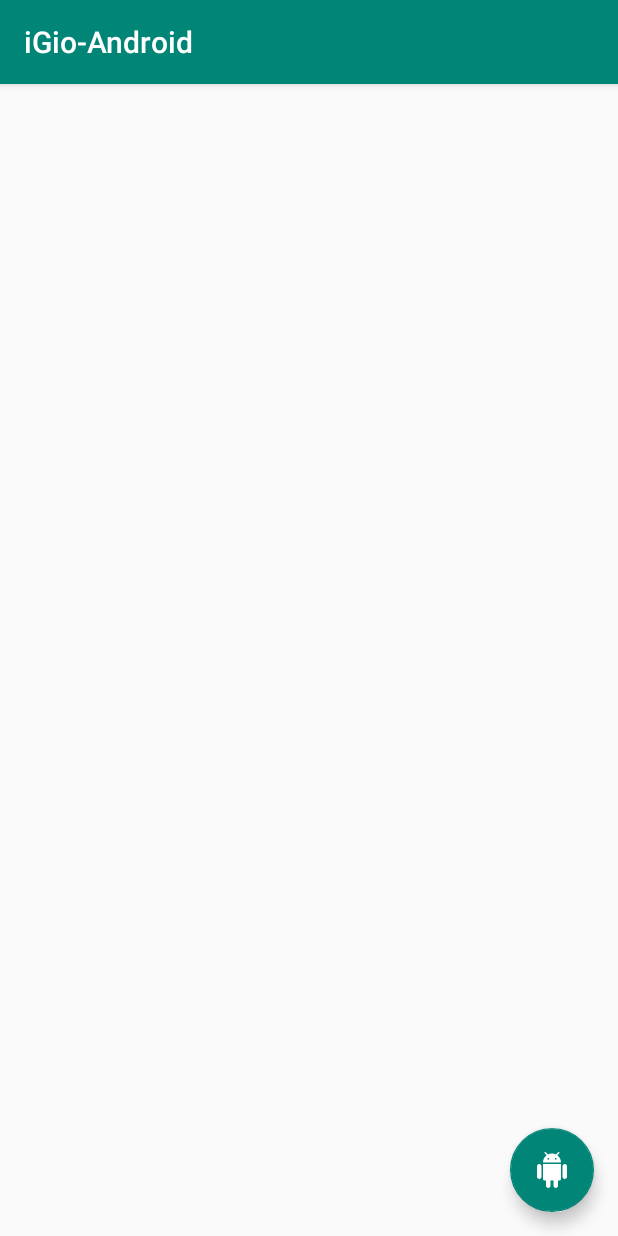
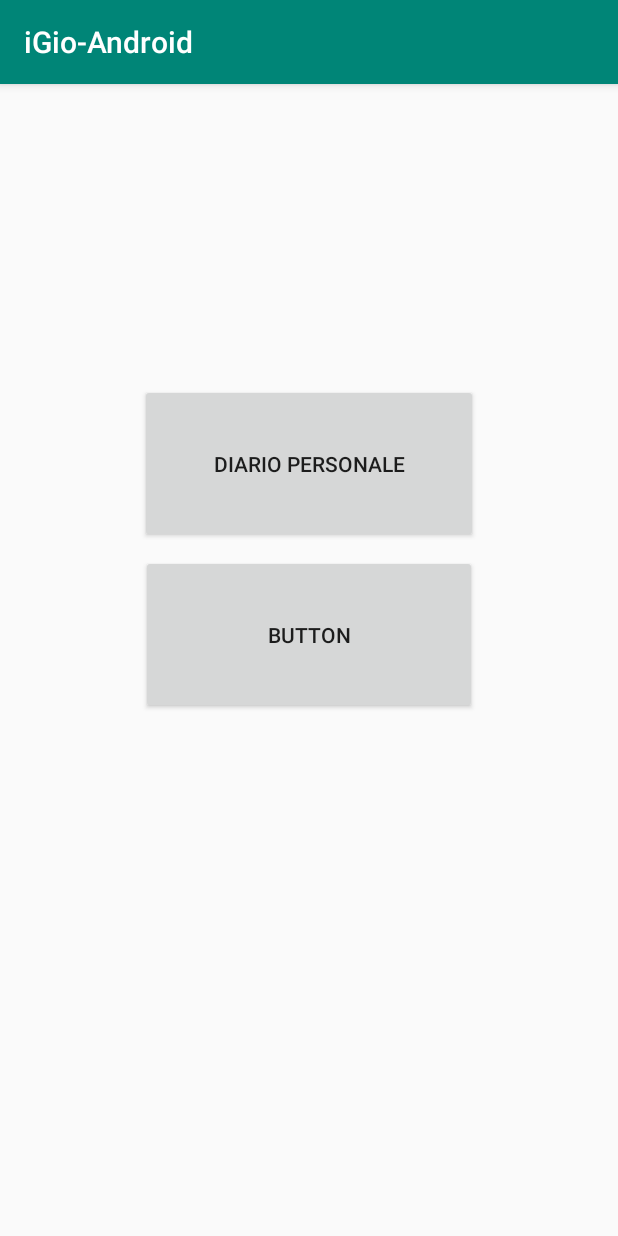
Before and after one commit to danXNU/iGio-Android, an Android app: the screen it shows after launch (MainActivity before the commit, HomeActivity after it), on a phone screen of 412 x 824 dp. Run offline under Robolectric (Android 15) with nearby library versions, the phone set to English and light mode, and no system bars; libraries missing offline, so code that uses them is left out: io.realm; 3 statements that could not run were skipped.

Commit message:
added a basic Home Activity, added some Network code from the iOS codebase

```diff
--- a/app/build.gradle
+++ b/app/build.gradle
@@ -36,4 +36,6 @@ dependencies {
     androidTestImplementation 'com.android.support.test:runner:1.0.2'
     androidTestImplementation 'com.android.support.test.espresso:espresso-core:3.0.2'
     implementation 'com.github.hotchemi:khronos:0.9.0'
+    implementation("com.squareup.okhttp3:okhttp:4.0.1")
+    implementation 'com.google.code.gson:gson:2.8.5'
 }
--- /dev/null
+++ b/app/src/main/java/com/danitox/igio_android/HomeActivity.kt
@@ -0,0 +1,41 @@
+package com.danitox.igio_android
+
+import android.content.Intent
+import android.os.Bundle
+import android.os.PersistableBundle
+import android.support.v7.app.AppCompatActivity
+import android.util.Log
+import kotlinx.android.synthetic.main.home_layout.*
+
+class HomeActivity: AppCompatActivity() {
+
+    override fun onCreate(savedInstanceState: Bundle?) {
+        super.onCreate(savedInstanceState)
+
+        setContentView(R.layout.home_layout)
+        this.notesButton.text = "Diario personale"
+
+
+        this.notesButton.setOnClickListener {
+            val intent = Intent(this, NoteListActivity::class.java)
+            this.startActivity(intent)
+        }
+
+        this.resourcesButton.setOnClickListener {
+            val request = ToxNetworkRequest()
+            request.requestType = RequestType.localizedSites
+
+            val agent = NetworkAgent<String>()
+            agent.executeNetworkRequest(request, String::class.java) { response, error ->
+                if (error != null) {
+                    Log.e("Network", error)
+                }
+
+                if (response != null) {
+                    println("Ho ottenuto il response correttamente")
+                }
+
+            }
+        }
+    }
+}
--- a/app/src/main/java/com/danitox/igio_android/MainActivity.kt
+++ b/app/src/main/java/com/danitox/igio_android/NoteListActivity.kt
@@ -19,7 +19,7 @@
 import kotlinx.android.synthetic.main.activity_main.*
 import kotlinx.android.synthetic.main.note_row.view.*
 
-class MainActivity : AppCompatActivity() {
+class NoteListActivity : AppCompatActivity() {
 
     private val listAdapter = NotesAdapter()
 
--- a/app/src/main/res/layout/activity_main.xml
+++ b/app/src/main/res/layout/activity_main.xml
@@ -10,10 +10,6 @@
             android:id="@+id/tableView"
             android:layout_width="0dp"
             android:layout_height="0dp"
-        android:layout_marginBottom="8dp"
-        android:layout_marginEnd="8dp"
-        android:layout_marginStart="8dp"
-        android:layout_marginTop="8dp"
             app:layout_constraintBottom_toBottomOf="parent"
             app:layout_constraintEnd_toEndOf="parent"
             app:layout_constraintHorizontal_bias="0.0"
--- /dev/null
+++ b/app/src/main/res/layout/home_layout.xml
@@ -0,0 +1,20 @@
+<?xml version="1.0" encoding="utf-8"?>
+<android.support.constraint.ConstraintLayout xmlns:android="http://schemas.android.com/apk/res/android"
+                                             xmlns:app="http://schemas.android.com/apk/res-auto" xmlns:tools="http://schemas.android.com/tools" android:layout_width="match_parent"
+                                             android:layout_height="match_parent">
+
+    <Button
+            android:text="Button"
+            android:layout_width="225dp"
+            android:layout_height="106dp"
+            android:id="@+id/notesButton" app:layout_constraintStart_toStartOf="parent" android:layout_marginStart="8dp"
+            app:layout_constraintEnd_toEndOf="parent" android:layout_marginEnd="8dp" android:layout_marginTop="200dp"
+            app:layout_constraintTop_toTopOf="parent"/>
+    <Button
+            android:text="Button"
+            android:layout_width="224dp"
+            android:layout_height="106dp"
+            android:id="@+id/resourcesButton" android:layout_marginTop="8dp"
+            app:layout_constraintTop_toBottomOf="@+id/notesButton" app:layout_constraintStart_toStartOf="parent"
+            android:layout_marginStart="8dp" app:layout_constraintEnd_toEndOf="parent" android:layout_marginEnd="8dp"/>
+</android.support.constraint.ConstraintLayout>
```
Also changed, not shown: app/src/main/AndroidManifest.xml (+15 -2 lines), app/src/main/java/com/danitox/igio_android/ApplicationSubclass.kt (+33 -0 lines), app/src/main/java/com/danitox/igio_android/NetworkAgent.kt (added, +80 -0 lines), app/src/main/java/com/danitox/igio_android/SitoWeb.kt (added, +42 -0 lines). Lines whose indentation alone changed are shown as unchanged.
